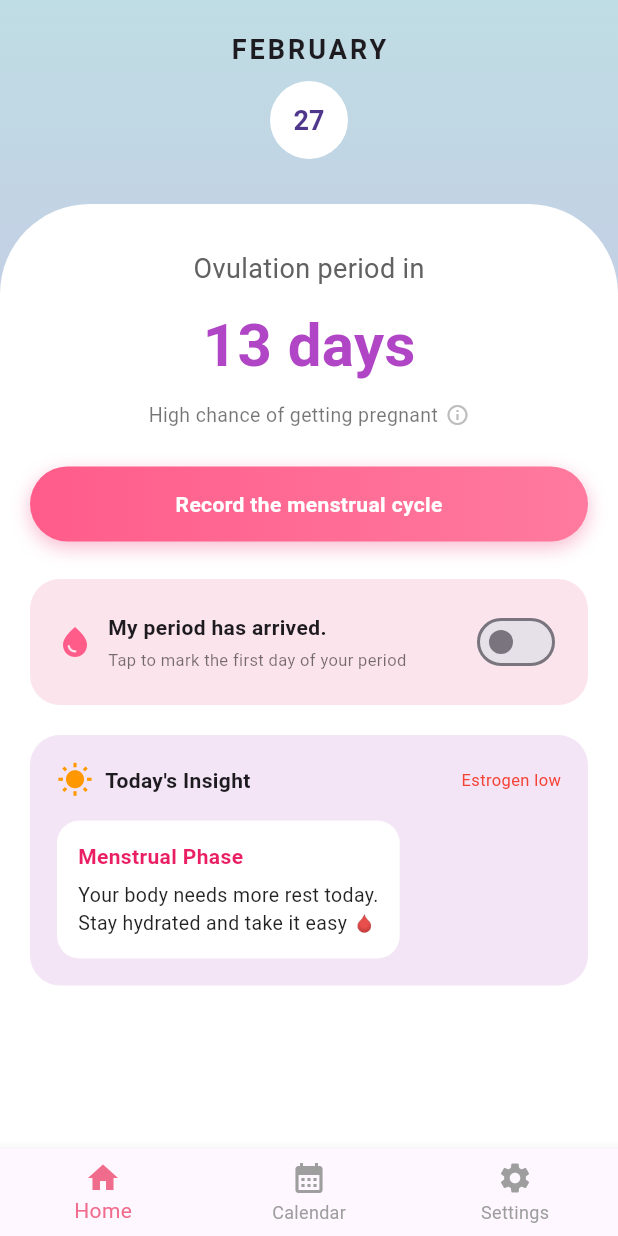
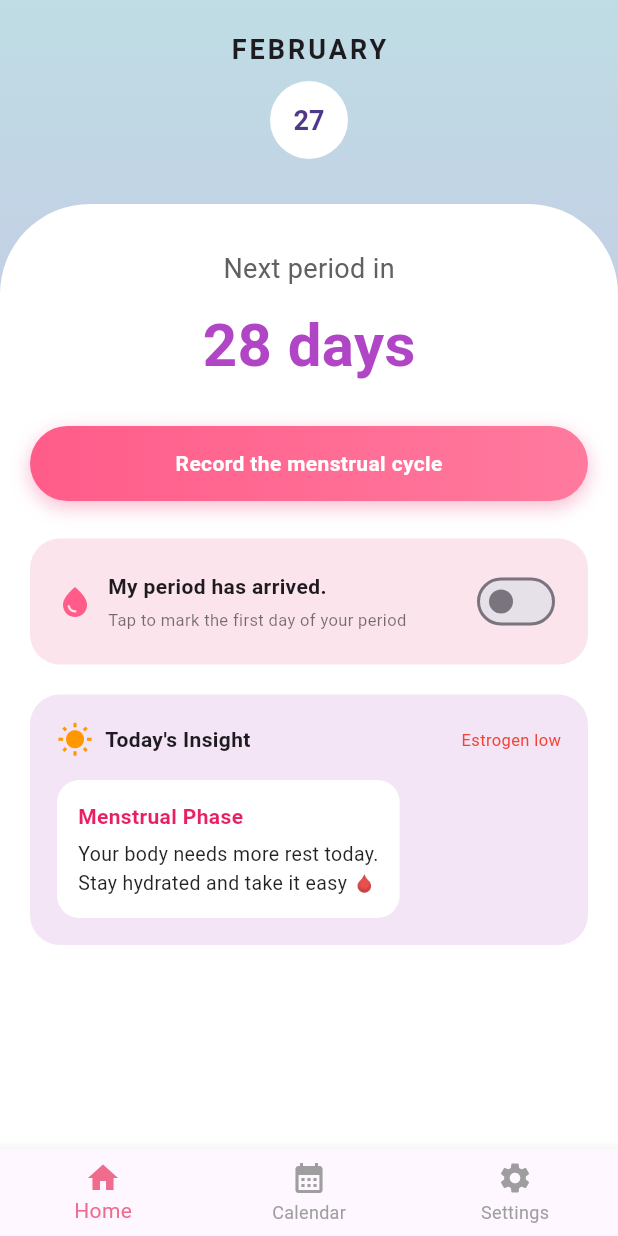
Before and after one commit to pimmada024/moonflow, a Flutter app: the MainNavigation screen opened by its route, on a phone screen of 412 x 824 dp. Run offline on Flutter 3.47's test engine with Material 3 defaults, Android fonts, the phone set to English and light mode, and no system bars; our stand-ins replace shared_preferences, supabase_flutter, table_calendar; accounts and stored records are empty.

Commit message:
Recovered lost version of the code

```diff
--- a/lib/logic/home_cycle_controller.dart
+++ b/lib/logic/home_cycle_controller.dart
@@ -4,15 +4,22 @@ class HomeCycleController {
   final CycleService _cycleService = CycleService();
 
   bool isPeriod = false;
-  DateTime? periodStart;
+  DateTime? periodEnd; // เก็บวันสุดท้าย
+  DateTime? periodStart; // คำนวณย้อนหลัง
   final int cycleLength = 28;
+  int periodLength = 7;
 
   // ===============================
   // LOAD DATA
   // ===============================
   Future<void> loadData() async {
     isPeriod = await _cycleService.getPeriodStatus();
-    periodStart = await _cycleService.getPeriodStart();
+    periodEnd = await _cycleService.getPeriodEnd();
+    periodLength = await _cycleService.getPeriodLength();
+
+    if (periodEnd != null) {
+      periodStart = periodEnd!.subtract(Duration(days: periodLength - 1));
+    }
   }
 
   // ===============================
@@ -31,7 +38,7 @@ class HomeCycleController {
   }
 
   // ===============================
-  // PERIOD DAY (Day 1–5)
+  // PERIOD DAY (1–7)
   // ===============================
   int calculatePeriodDay() {
     if (periodStart == null) return 1;
@@ -44,33 +51,32 @@ class HomeCycleController {
   // CURRENT CYCLE DAY (1–28)
   // ===============================
   int calculateCycleDay() {
-    if (periodStart == null) return 1;
+    if (periodEnd == null) return 1;
 
     final today = DateTime.now();
-    final daysSinceStart =
-        today.difference(periodStart!).inDays;
+    final daysSinceEnd = today.difference(periodEnd!).inDays;
 
-    return (daysSinceStart % cycleLength) + 1;
+    return (daysSinceEnd % cycleLength) + 1;
   }
 
   // ===============================
   // DAYS UNTIL NEXT PERIOD
   // ===============================
   int calculateDaysUntilNextPeriod() {
-    if (periodStart == null) return cycleLength;
+    if (periodEnd == null) return cycleLength;
 
     final today = DateTime.now();
-    final daysSinceStart =
-        today.difference(periodStart!).inDays;
-
-    final remaining =
-        cycleLength - (daysSinceStart % cycleLength);
-
-    return remaining == cycleLength ? 0 : remaining;
+    final nextPeriodDate = periodEnd!.add(Duration(days: cycleLength));
+    final daysRemaining = nextPeriodDate.difference(DateTime(
+      today.year,
+      today.month,
+      today.day,
+    )).inDays;
+    return daysRemaining < 0 ? 0 : daysRemaining;
   }
 
   // ===============================
-  // DAYS UNTIL OVULATION (แก้ให้ถูกต้องแล้ว)
+  // DAYS UNTIL OVULATION
   // ===============================
   int daysUntilOvulation() {
     final cycleDay = calculateCycleDay();
@@ -89,9 +95,9 @@ class HomeCycleController {
   String getPhase() {
     final day = calculateCycleDay();
 
-    if (day >= 1 && day <= 5) {
+    if (day >= 1 && day <= 7) {
       return "Menstrual";
-    } else if (day >= 6 && day <= 13) {
+    } else if (day >= 8 && day <= 13) {
       return "Follicular";
     } else if (day == 14) {
       return "Ovulation";
--- a/lib/page/home_page.dart
+++ b/lib/page/home_page.dart
@@ -1,5 +1,6 @@
 import 'package:flutter/material.dart';
 import '../logic/home_cycle_controller.dart';
+import 'calendar_page.dart';
 
 class HomePage extends StatefulWidget {
   const HomePage({super.key});
@@ -34,13 +35,10 @@ class _HomePageState extends State<HomePage> {
     final month = _monthNames[now.month - 1];
     final actualDay = now.day;
 
-    final ovulationDays =
-        _controller.daysUntilOvulation();
+    final daysRemaining = _controller.calculateDaysUntilNextPeriod();
     final phase = _controller.getPhase();
-    final hormone =
-        _controller.getHormoneStatus();
-    final insight =
-        _controller.getInsight();
+    final hormone = _controller.getHormoneStatus();
+    final insight = _controller.getInsight();
 
     return Container(
       decoration: const BoxDecoration(
@@ -105,65 +103,43 @@ class _HomePageState extends State<HomePage> {
 
                       const SizedBox(height: 30),
 
-                      // Ovulation Text
+                      // Countdown to next period
                       Text(
-                        "Ovulation period in",
+                        "Next period in",
                         style: TextStyle(
                           fontSize: 18,
-                          color:
-                              Colors.grey.shade700,
+                          color: Colors.grey.shade700,
                         ),
                       ),
 
                       const SizedBox(height: 10),
 
                       Text(
-                        "$ovulationDays days",
+                        "$daysRemaining days",
                         style: const TextStyle(
                           fontSize: 40,
-                          fontWeight:
-                              FontWeight.bold,
-                          color:
-                              Color(0xFFB046C5),
+                          fontWeight: FontWeight.bold,
+                          color: Color(0xFFB046C5),
                         ),
-                      ),
-
-                      const SizedBox(height: 8),
-
-                      Row(
-                        mainAxisAlignment:
-                            MainAxisAlignment
-                                .center,
-                        children: [
-                          const Text(
-                            "High chance of getting pregnant",
-                            style: TextStyle(
-                              fontSize: 13,
-                              color:
-                                  Colors.black54,
-                            ),
-                          ),
-                          const SizedBox(width: 5),
-                          Icon(Icons.info_outline,
-                              size: 16,
-                              color: Colors
-                                  .grey.shade400),
-                        ],
                       ),
 
                       const SizedBox(height: 25),
 
                       // Pink Button
-                      Container(
+                      GestureDetector(
+                        onTap: () {
+                          Navigator.push(
+                            context,
+                            MaterialPageRoute(
+                                builder: (_) => const CalendarPage()),
+                          );
+                        },
+                        child: Container(
                           width: double.infinity,
                           height: 50,
-                        decoration:
-                            BoxDecoration(
-                          borderRadius:
-                              BorderRadius
-                                  .circular(30),
-                          gradient:
-                              const LinearGradient(
+                          decoration: BoxDecoration(
+                            borderRadius: BorderRadius.circular(30),
+                            gradient: const LinearGradient(
                               colors: [
                                 Color(0xFFFF5C8A),
                                 Color(0xFFFF7A9E),
@@ -171,25 +147,19 @@ class _HomePageState extends State<HomePage> {
                             ),
                             boxShadow: [
                               BoxShadow(
-                              color: Colors
-                                  .pink
-                                  .withOpacity(0.3),
+                                color: Colors.pink.withOpacity(0.3),
                                 blurRadius: 10,
-                              offset:
-                                  const Offset(
-                                      0, 4),
+                                offset: const Offset(0, 4),
                               )
                             ],
                           ),
-                        alignment:
-                            Alignment.center,
+                          alignment: Alignment.center,
                           child: const Text(
                             "Record the menstrual cycle",
                             style: TextStyle(
                               color: Colors.white,
-                            fontWeight:
-                                FontWeight
-                                    .bold,
+                              fontWeight: FontWeight.bold,
+                            ),
                           ),
                         ),
                       ),
```
Also changed, not shown: lib/logic/cycle_calculator.dart (+14 -19 lines), lib/page/calendar_page.dart (+77 -12 lines), lib/page/select_period_page.dart (+15 -5 lines), lib/services/cycle_service.dart (+56 -28 lines). Lines whose indentation alone changed are shown as unchanged.
